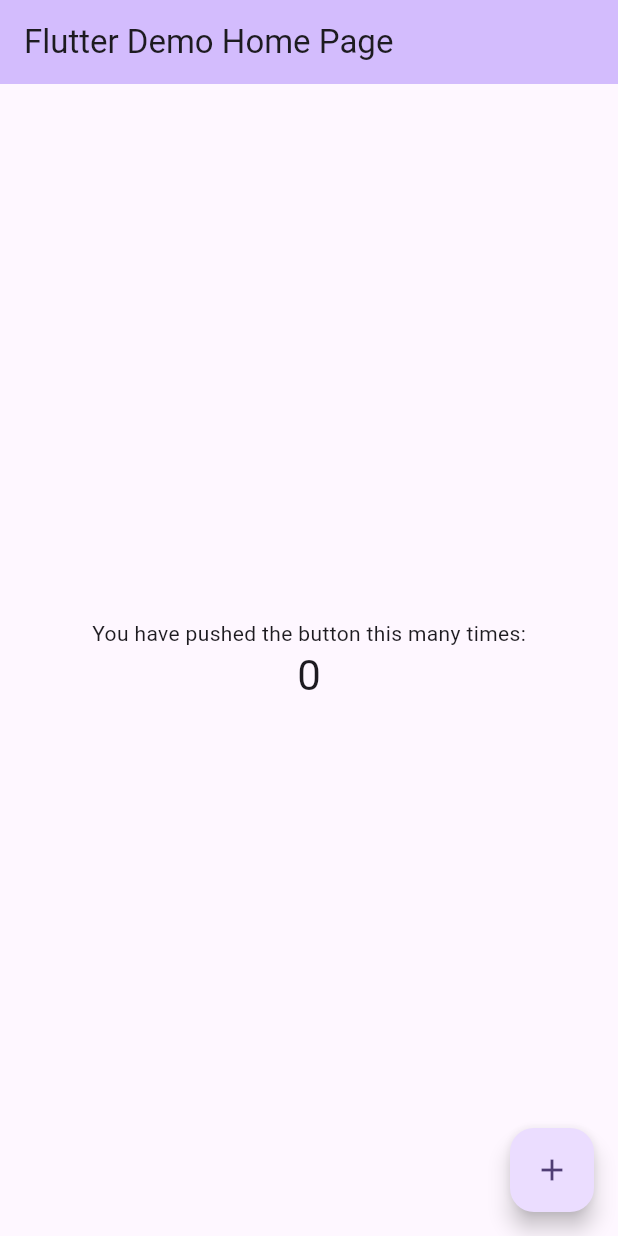
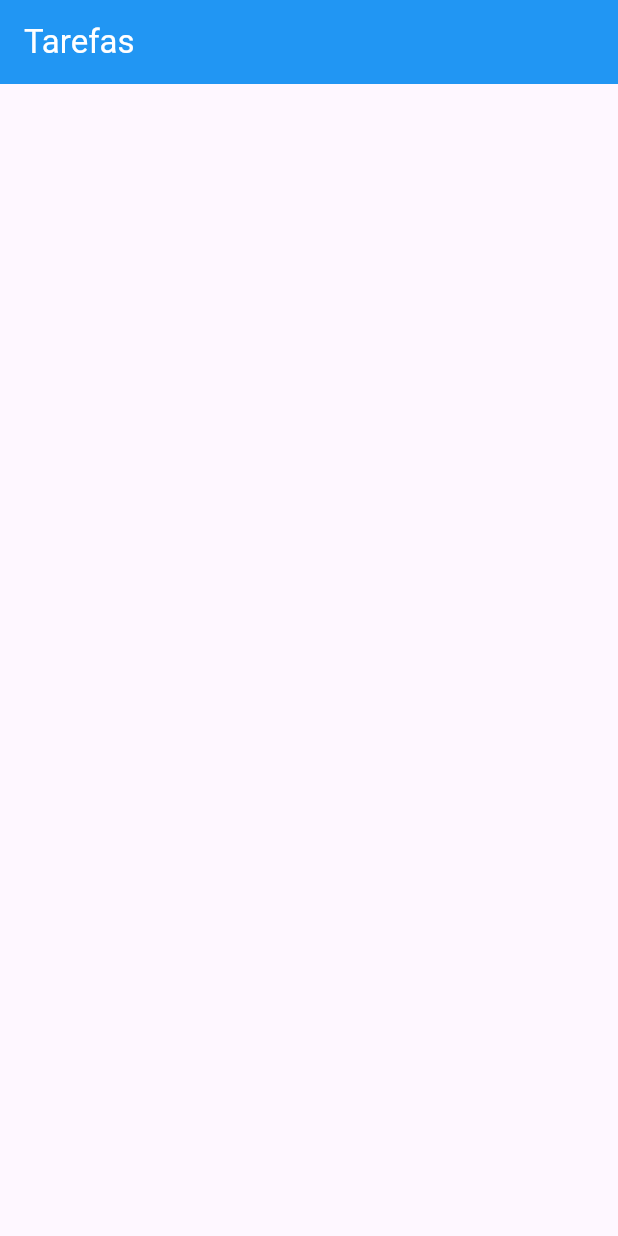
Before and after one commit to ZaqueuDias/Gerenciador_de_Tarefas, a Flutter app: the screen it shows after launch, on a phone screen of 412 x 824 dp. Run offline on Flutter 3.47's test engine with Material 3 defaults, Android fonts, the phone set to English and light mode, and no system bars.

Commit message:
tela principal

```diff
--- a/gerenciador_de_Task/lib/main.dart
+++ b/gerenciador_de_Task/lib/main.dart
@@ -1,125 +1,6 @@
 import 'package:flutter/material.dart';
+import 'package:gerenciador_de_task/telas/principal.dart';
 
 void main() {
-  runApp(const MyApp());
+  runApp(Tela_Principal());
 }
-
-class MyApp extends StatelessWidget {
-  const MyApp({super.key});
-
-  // This widget is the root of your application.
-  @override
-  Widget build(BuildContext context) {
-    return MaterialApp(
-      title: 'Flutter Demo',
-      theme: ThemeData(
-        // This is the theme of your application.
-        //
-        // TRY THIS: Try running your application with "flutter run". You'll see
-        // the application has a purple toolbar. Then, without quitting the app,
-        // try changing the seedColor in the colorScheme below to Colors.green
-        // and then invoke "hot reload" (save your changes or press the "hot
-        // reload" button in a Flutter-supported IDE, or press "r" if you used
-        // the command line to start the app).
-        //
-        // Notice that the counter didn't reset back to zero; the application
-        // state is not lost during the reload. To reset the state, use hot
-        // restart instead.
-        //
-        // This works for code too, not just values: Most code changes can be
-        // tested with just a hot reload.
-        colorScheme: ColorScheme.fromSeed(seedColor: Colors.deepPurple),
-        useMaterial3: true,
-      ),
-      home: const MyHomePage(title: 'Flutter Demo Home Page'),
-    );
-  }
-}
-
-class MyHomePage extends StatefulWidget {
-  const MyHomePage({super.key, required this.title});
-
-  // This widget is the home page of your application. It is stateful, meaning
-  // that it has a State object (defined below) that contains fields that affect
-  // how it looks.
-
-  // This class is the configuration for the state. It holds the values (in this
-  // case the title) provided by the parent (in this case the App widget) and
-  // used by the build method of the State. Fields in a Widget subclass are
-  // always marked "final".
-
-  final String title;
-
-  @override
-  State<MyHomePage> createState() => _MyHomePageState();
-}
-
-class _MyHomePageState extends State<MyHomePage> {
-  int _counter = 0;
-
-  void _incrementCounter() {
-    setState(() {
-      // This call to setState tells the Flutter framework that something has
-      // changed in this State, which causes it to rerun the build method below
-      // so that the display can reflect the updated values. If we changed
-      // _counter without calling setState(), then the build method would not be
-      // called again, and so nothing would appear to happen.
-      _counter++;
-    });
-  }
-
-  @override
-  Widget build(BuildContext context) {
-    // This method is rerun every time setState is called, for instance as done
-    // by the _incrementCounter method above.
-    //
-    // The Flutter framework has been optimized to make rerunning build methods
-    // fast, so that you can just rebuild anything that needs updating rather
-    // than having to individually change instances of widgets.
-    return Scaffold(
-      appBar: AppBar(
-        // TRY THIS: Try changing the color here to a specific color (to
-        // Colors.amber, perhaps?) and trigger a hot reload to see the AppBar
-        // change color while the other colors stay the same.
-        backgroundColor: Theme.of(context).colorScheme.inversePrimary,
-        // Here we take the value from the MyHomePage object that was created by
-        // the App.build method, and use it to set our appbar title.
-        title: Text(widget.title),
-      ),
-      body: Center(
-        // Center is a layout widget. It takes a single child and positions it
-        // in the middle of the parent.
-        child: Column(
-          // Column is also a layout widget. It takes a list of children and
-          // arranges them vertically. By default, it sizes itself to fit its
-          // children horizontally, and tries to be as tall as its parent.
-          //
-          // Column has various properties to control how it sizes itself and
-          // how it positions its children. Here we use mainAxisAlignment to
-          // center the children vertically; the main axis here is the vertical
-          // axis because Columns are vertical (the cross axis would be
-          // horizontal).
-          //
-          // TRY THIS: Invoke "debug painting" (choose the "Toggle Debug Paint"
-          // action in the IDE, or press "p" in the console), to see the
-          // wireframe for each widget.
-          mainAxisAlignment: MainAxisAlignment.center,
-          children: <Widget>[
-            const Text(
-              'You have pushed the button this many times:',
-            ),
-            Text(
-              '$_counter',
-              style: Theme.of(context).textTheme.headlineMedium,
-            ),
-          ],
-        ),
-      ),
-      floatingActionButton: FloatingActionButton(
-        onPressed: _incrementCounter,
-        tooltip: 'Increment',
-        child: const Icon(Icons.add),
-      ), // This trailing comma makes auto-formatting nicer for build methods.
-    );
-  }
-}
--- /dev/null
+++ b/gerenciador_de_Task/lib/telas/principal.dart
@@ -0,0 +1,22 @@
+import 'package:flutter/material.dart';
+
+class Tela_Principal extends StatefulWidget {
+  const Tela_Principal({super.key});
+
+  @override
+  State<Tela_Principal> createState() => _Tela_PrincipalState();
+}
+
+class _Tela_PrincipalState extends State<Tela_Principal> {
+  @override
+  Widget build(BuildContext context) {
+    return MaterialApp(
+      home: Scaffold(
+        appBar: AppBar(
+          title: Text('Tarefas', style: TextStyle(color: Colors.white),),
+          backgroundColor: Colors.blue,
+        ),
+      ),
+    );
+  }
+}
```
